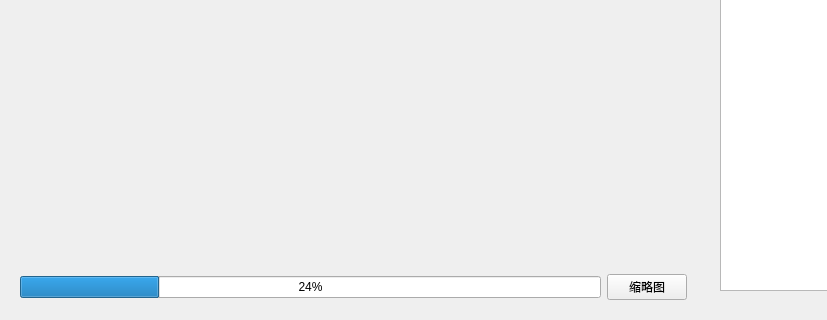
Before: the Qt Designer form ui/layout/UI_PicturePage2.ui in Zdh-501/OCRQt, drawn with Qt 5; both pictures show x 0 to 827 and y 359 to 679 of the 987 by 679 pixel window.
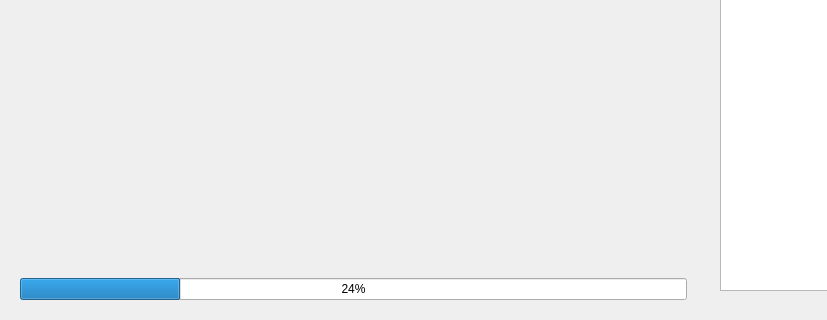
After: the same form once the commit is applied.

Commit message: 提交文件

```diff
--- a/ui/layout/UI_PicturePage2.ui
+++ b/ui/layout/UI_PicturePage2.ui
@@ -33,13 +33,6 @@
           </property>
          </widget>
         </item>
-        <item>
-         <widget class="QPushButton" name="pushButton">
-          <property name="text">
-           <string>缩略图</string>
-          </property>
-         </widget>
-        </item>
        </layout>
       </item>
      </layout>
```
The commit also changes 1 other file.
